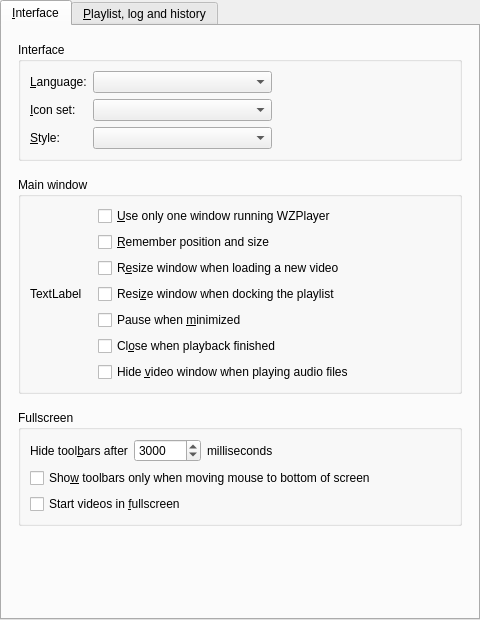
Qt form src/gui/pref/interface.ui (wilbert2000/wzplayer) before a commit.
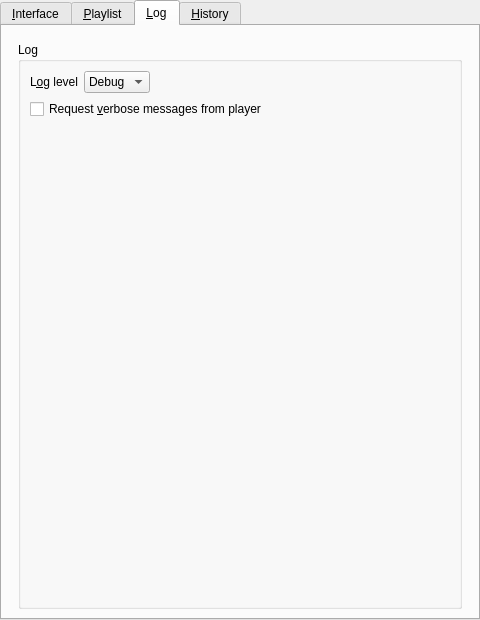
The same form after that commit. The open tabs and pages were chosen to show the change. Custom widgets are drawn as their Qt base class.

Commit message: Give playlist log and history their own tab page

```diff
--- a/src/gui/pref/interface.ui
+++ b/src/gui/pref/interface.ui
@@ -324,7 +324,7 @@
      </widget>
      <widget class="QWidget" name="playlist_tab">
       <attribute name="title">
-       <string>&amp;Playlist, log and history</string>
+       <string>&amp;Playlist</string>
       </attribute>
       <layout class="QVBoxLayout">
        <property name="spacing">
@@ -402,6 +402,38 @@
         </widget>
        </item>
        <item>
+        <spacer>
+         <property name="orientation">
+          <enum>Qt::Vertical</enum>
+         </property>
+         <property name="sizeHint" stdset="0">
+          <size>
+           <width>20</width>
+           <height>40</height>
+          </size>
+         </property>
+        </spacer>
+       </item>
+      </layout>
+     </widget>
+     <widget class="QWidget" name="log_tab">
+      <attribute name="title">
+       <string>&amp;Log</string>
+      </attribute>
+      <layout class="QHBoxLayout" name="horizontalLayout_6">
+       <property name="spacing">
+        <number>16</number>
+       </property>
+       <property name="leftMargin">
+        <number>16</number>
+       </property>
+       <property name="topMargin">
+        <number>16</number>
+       </property>
+       <property name="rightMargin">
+        <number>16</number>
+       </property>
+       <item>
         <widget class="QGroupBox" name="log_group">
          <property name="title">
           <string>Log</string>
@@ -418,7 +450,7 @@
             <item>
              <widget class="QLabel" name="log_level_label">
               <property name="text">
-               <string>&amp;Log level</string>
+               <string>L&amp;og level</string>
               </property>
               <property name="buddy">
                <cstring>log_level_combo</cstring>
@@ -498,9 +530,41 @@
             </property>
            </widget>
           </item>
+          <item>
+           <spacer name="verticalSpacer">
+            <property name="orientation">
+             <enum>Qt::Vertical</enum>
+            </property>
+            <property name="sizeHint" stdset="0">
+             <size>
+              <width>20</width>
+              <height>40</height>
+             </size>
+            </property>
+           </spacer>
+          </item>
          </layout>
         </widget>
        </item>
+      </layout>
+     </widget>
+     <widget class="QWidget" name="history_tab">
+      <attribute name="title">
+       <string>&amp;History</string>
+      </attribute>
+      <layout class="QVBoxLayout" name="verticalLayout_2">
+       <property name="spacing">
+        <number>16</number>
+       </property>
+       <property name="leftMargin">
+        <number>16</number>
+       </property>
+       <property name="topMargin">
+        <number>16</number>
+       </property>
+       <property name="rightMargin">
+        <number>16</number>
+       </property>
        <item>
         <widget class="QGroupBox" name="history_group">
          <property name="title">
```
Left out of the diff: 39 changed lines with no effect on the pictures.
